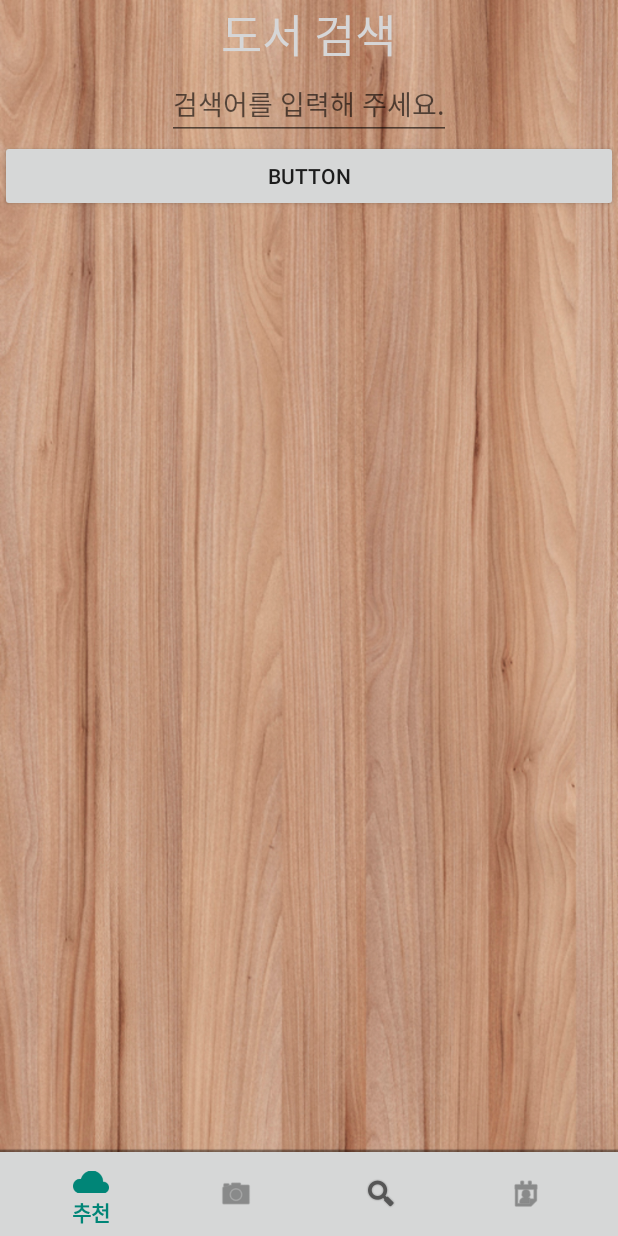
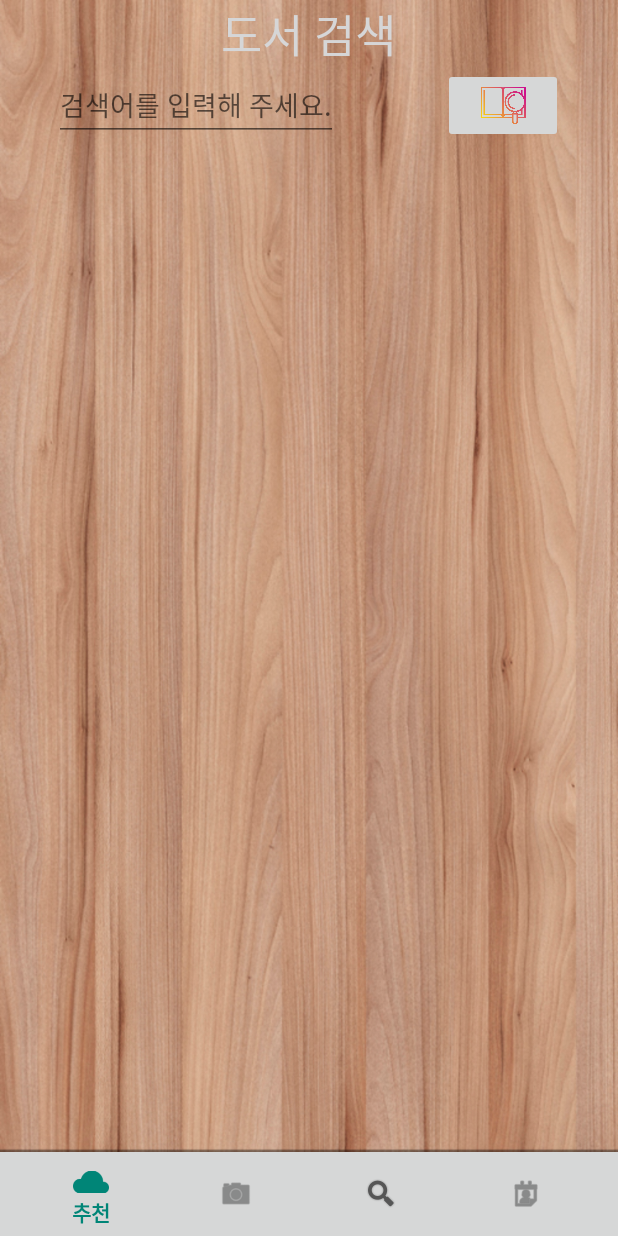
Before and after one commit to GitaeA/fireBook, an Android app: the fragment Buy placed in its activity, on a phone screen of 412 x 824 dp. Run offline under Robolectric (Android 15) with nearby library versions, the phone set to English and light mode, and no system bars; libraries missing offline, so code that uses them is left out: com.google.zxing.integration; pictures from the network do not load; 2 statements that could not run were skipped.

Commit message:
최종 레이아웃 수정

```diff
--- a/app/src/main/java/MyCompo.java
+++ /dev/null
@@ -1,2 +0,0 @@
-public class MyCompo {
-}
--- a/app/src/main/java/com/mobitant/firebook/Buy.java
+++ b/app/src/main/java/com/mobitant/firebook/Buy.java
@@ -11,6 +11,7 @@ import android.view.View;
 import android.view.ViewGroup;
 import android.widget.Button;
 import android.widget.EditText;
+import android.widget.ImageButton;
 import android.widget.Toast;
 
 import org.json.JSONArray;
@@ -32,7 +33,7 @@ public class Buy extends Fragment implements ServerResponse, BuyRecyclerViewAdap
     LinearLayoutManager layoutManager;
     Buy buy = this;
     List<Books> booksList = new ArrayList<>();
-    Button buy_search_button;
+    ImageButton buy_search_button;
     String mSearch;
 
 
--- a/app/src/main/res/layout/buy_item.xml
+++ b/app/src/main/res/layout/buy_item.xml
@@ -3,7 +3,8 @@
     xmlns:app="http://schemas.android.com/apk/res-auto"
     android:layout_width="match_parent"
     android:background="@drawable/gitaeback"
-    android:layout_height="wrap_content">
+    android:layout_height="200dp"
+    >
 
     <android.support.v7.widget.CardView
         android:layout_width="match_parent"
@@ -15,7 +16,7 @@
         <ImageView
             android:id="@+id/buy_image"
             android:layout_width="wrap_content"
-            android:layout_height="240dp"
+            android:layout_height="200dp"
             android:layout_gravity="center"
             android:adjustViewBounds="true"
             android:scaleType="centerCrop" />
--- a/app/src/main/res/layout/fragment_buy.xml
+++ b/app/src/main/res/layout/fragment_buy.xml
@@ -37,19 +37,24 @@
             android:id="@+id/search_edit"
             android:layout_width="wrap_content"
             android:layout_height="wrap_content"
+            android:layout_gravity="center"
+            android:hint="검색어를 입력해 주세요."
             android:imeOptions="actionSearch"
-            android:inputType="text"
-            android:hint="검색어를 입력해 주세요."
 
-            />
+            android:inputType="text" />
+
+        <ImageButton
+            android:id="@+id/search_button"
+            android:layout_width="80dp"
+            android:layout_height="50dp"
+            android:layout_marginLeft="70dp"
+            android:scaleType="fitCenter"
+            android:src="@drawable/book"
+            android:text="Button" />
+
     </LinearLayout>
 
 
-    <Button
-        android:id="@+id/search_button"
-        android:layout_width="match_parent"
-        android:layout_height="wrap_content"
-        android:text="Button" />
 
     <android.support.v7.widget.RecyclerView
         android:id="@+id/buyRecyclerView"
--- a/app/src/main/res/layout/fragment_my.xml
+++ b/app/src/main/res/layout/fragment_my.xml
@@ -79,6 +79,8 @@
         android:layout_width="wrap_content"
         android:layout_height="wrap_content"
         android:layout_marginStart="8dp"
+        android:background="@color/zxing_transparent"
+
         android:layout_marginTop="8dp"
         android:layout_marginEnd="8dp"
         android:layout_marginBottom="8dp"
@@ -112,8 +114,7 @@
         android:layout_marginEnd="92dp"
         android:text="나의 판매목록"
         app:layout_constraintEnd_toEndOf="parent"
-        app:layout_constraintHorizontal_bias="0.914"
-        app:layout_constraintStart_toStartOf="parent"
+        app:layout_constraintStart_toEndOf="@+id/buy_btn"
         app:layout_constraintTop_toTopOf="parent" />
 
     <android.support.v7.widget.RecyclerView
--- a/app/src/main/res/layout/login.xml
+++ b/app/src/main/res/layout/login.xml
@@ -14,6 +14,7 @@
         android:layout_marginStart="68dp"
         android:layout_marginTop="80dp"
         android:text="Login"
+
         app:layout_constraintStart_toStartOf="parent"
         app:layout_constraintTop_toBottomOf="@+id/textView5" />
 
--- a/app/src/main/res/layout/my_page_recycler.xml
+++ b/app/src/main/res/layout/my_page_recycler.xml
@@ -2,7 +2,7 @@
 <FrameLayout xmlns:android="http://schemas.android.com/apk/res/android"
     xmlns:app="http://schemas.android.com/apk/res-auto"
     android:layout_width="match_parent"
-    android:layout_height="wrap_content"
+    android:layout_height="200dp"
     android:background="@drawable/gitaeback">
 
     <android.support.v7.widget.CardView
@@ -15,7 +15,7 @@
         <ImageView
             android:id="@+id/page_image_my"
             android:layout_width="wrap_content"
-            android:layout_height="240dp"
+            android:layout_height="200dp"
             android:layout_gravity="center"
             android:adjustViewBounds="true"
             android:scaleType="centerCrop" />
--- a/app/src/main/res/layout/sale_recylce_adapter.xml
+++ b/app/src/main/res/layout/sale_recylce_adapter.xml
@@ -2,7 +2,7 @@
 <FrameLayout xmlns:android="http://schemas.android.com/apk/res/android"
     xmlns:app="http://schemas.android.com/apk/res-auto"
     android:layout_width="match_parent"
-    android:layout_height="wrap_content"
+    android:layout_height="200dp"
     android:background="@drawable/gitaeback">
 
     <android.support.v7.widget.CardView
@@ -16,7 +16,7 @@
         <ImageView
             android:id="@+id/book_image"
             android:layout_width="wrap_content"
-            android:layout_height="240dp"
+            android:layout_height="200dp"
             android:layout_gravity="center"
             android:adjustViewBounds="true"
             android:scaleType="centerCrop" />
```
Also changed, not shown: app/src/main/res/layout/fragment_sale.xml (+11 -5 lines), app/src/main/res/drawable/barcode.png (added), app/src/main/res/drawable/book.png (added).
